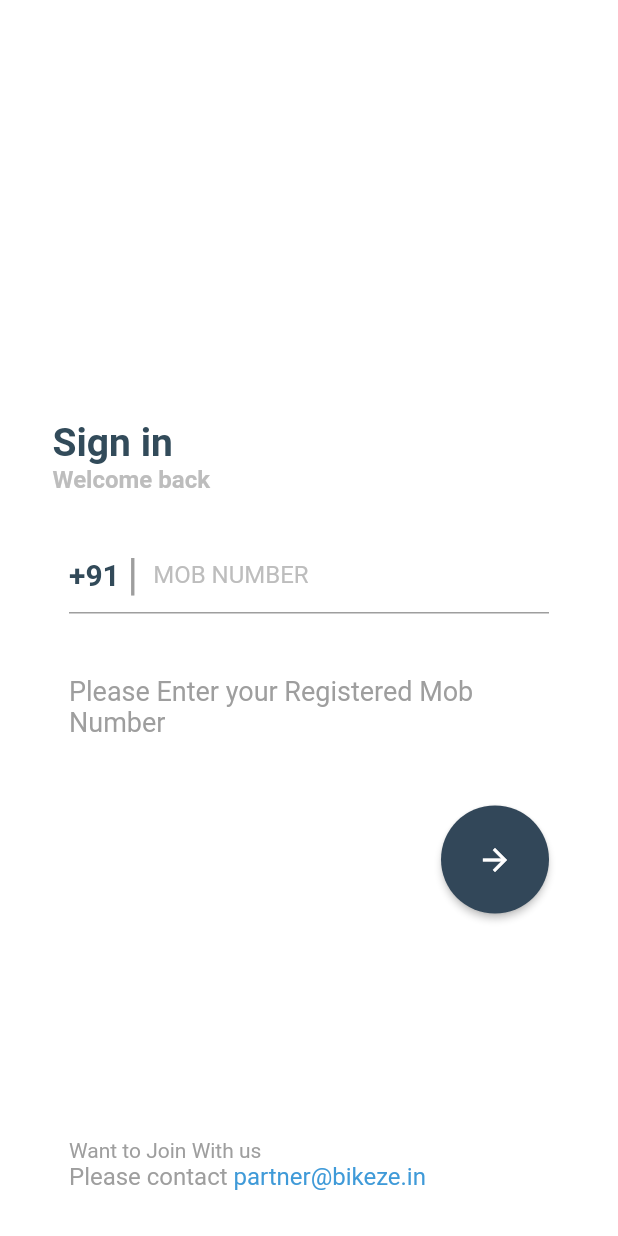
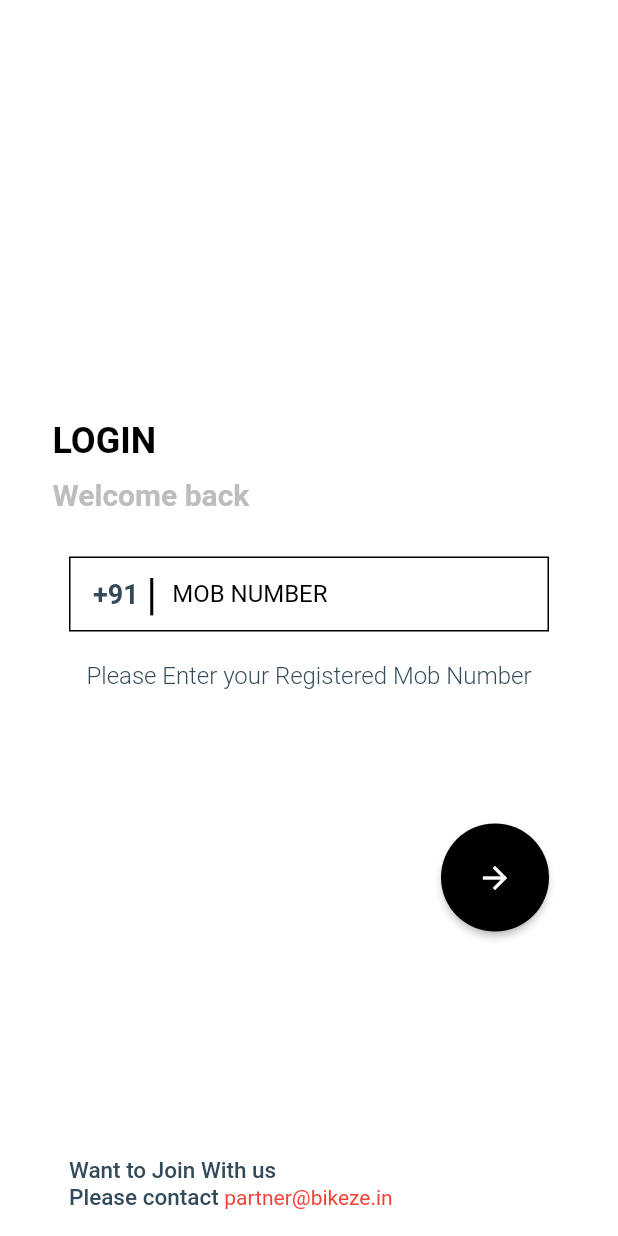
Before and after one commit to josephjw/bikeze, a Flutter app: the screen it shows after launch, on a phone screen of 412 x 824 dp. Run offline on Flutter 3.47's test engine with Material 2 defaults, Android fonts, the phone set to English and light mode, and no system bars; our stand-ins replace connectivity, dio, firebase_core, firebase_messaging, flutter_local_notifications, flutter_otp_text_field and 9 more; missing offline and left inert: dart:ffi, flutter_phone_direct_caller, maps_launcher, multi_image_picker2, slidable_button; accounts and stored records are empty; Roboto replaces fonts that are missing (Poppins).

Commit message:
ui changes

```diff
--- a/lib/screens/loginscreen.dart
+++ b/lib/screens/loginscreen.dart
@@ -138,22 +138,24 @@ class _LoginScreenState extends State<LoginScreen> {
               children: const [
                 SizedBox(width: 35),
                 Text(
-                  "Sign in",
+                  "LOGIN",
                   style: TextStyle(
-                    fontSize: 26,
-                    color: Color(0XFF324b5a),
+                    fontSize: 24,
+                    color: Colors.black,
                     fontFamily: 'Poppins',
                     fontWeight: FontWeight.bold,
                   ),
                 ),
               ],
             ),
+            const SizedBox(height: 10),
+
             Row(
               children: [
                 const SizedBox(width: 35),
                 Text("Welcome back",
                     style: TextStyle(
-                      fontSize: 16,
+                      fontSize: 20,
                       fontFamily: 'Poppins',
                       fontWeight: FontWeight.bold,
                       color: Colors.grey.shade400,
@@ -167,14 +169,19 @@ class _LoginScreenState extends State<LoginScreen> {
               //  color: Colors.yellow,
               child: Column(
                 children: <Widget>[
-                  Row(
+                  Container(
+                    padding: const EdgeInsets.only(left: 15.0),
+                    decoration: BoxDecoration(
+                        border: Border.all(color: Colors.black)
+                    ),
+                    child: Row(
                       children: <Widget>[
                         const Text(
                           "+91",
                           style: const TextStyle(
                               //decoration: TextDecoration.underline,
                               fontWeight: FontWeight.bold,
-                            fontSize: 20,
+                              fontSize: 18,
                               color: const Color(0xff324A59),
                               fontFamily: 'Poppins',
                               decorationColor: Colors.grey),
@@ -184,7 +191,7 @@ class _LoginScreenState extends State<LoginScreen> {
                         ),
                         const Text("|",
                             style: const TextStyle(
-                              color: Colors.grey, fontSize: 30)),
+                                color: Colors.black, fontSize: 30)),
                         const SizedBox(width: 10),
                         Expanded(
                             child: TextFormField(
@@ -195,25 +202,23 @@ class _LoginScreenState extends State<LoginScreen> {
                           decoration: InputDecoration(
                             border: InputBorder.none,
                             hintText: "MOB NUMBER",
-                          hintStyle: TextStyle(color: Colors.grey.shade400),
+                            hintStyle: TextStyle(color: Colors.black),
                           ),
                         ))
                       ],
                     ),
-                  const Divider(
-                    color: Colors.grey,
-                    height: 3,
-                    thickness: 1,
                   ),
+
                   const SizedBox(
-                    height: 40,
+                    height: 20,
                   ),
                   const Expanded(
                       child: const Text(
                     "Please Enter your Registered Mob Number",
                     style: TextStyle(
-                      color: Colors.grey,
-                      fontSize: 18,
+                      color: Color(0XFF324b5a),
+                      fontSize: 16,
+                      fontWeight: FontWeight.w300,
                       fontFamily: 'Poppins',
                     ),
                   )),
@@ -243,7 +248,7 @@ class _LoginScreenState extends State<LoginScreen> {
                         },
                         child: _loading?CircularProgressIndicator(): Icon(Icons.arrow_forward),
                         style: ElevatedButton.styleFrom(
-                          primary: const Color(0xff324759),
+                          primary: Colors.black,
                           shape: const CircleBorder(),
                           padding: const EdgeInsets.all(24),
                         ),
@@ -265,9 +270,10 @@ class _LoginScreenState extends State<LoginScreen> {
                       Text(
                         "Want to Join With us",
                         style: TextStyle(
-                            color: Colors.grey,
+                            color: const Color(0xFF324A59),
                             fontFamily: 'Poppins',
-                            fontSize: 14),
+                            fontWeight: FontWeight.w500,
+                            fontSize: 15),
                       ),
                     ],
                   ),
@@ -275,14 +281,15 @@ class _LoginScreenState extends State<LoginScreen> {
                     children: const [
                       Text("Please contact ",
                           style: TextStyle(
-                              color: Colors.grey,
+                              color: Color(0xFF324A59),
                               fontFamily: 'Poppins',
-                              fontSize: 16)),
+                              fontWeight: FontWeight.w500,
+                              fontSize: 15)),
                       Text("partner@bikeze.in",
                           style: TextStyle(
-                              color: Color(0xFF3F9AD8),
+                              color: Colors.red,
                               fontFamily: 'Poppins',
-                              fontSize: 16))
+                              fontSize: 14))
                     ],
                   )
                 ],
--- a/lib/screens/splashscreen.dart
+++ b/lib/screens/splashscreen.dart
@@ -89,8 +89,8 @@ class SplashScreenState extends State<SplashScreen> {
 
           Center(
             child: Container(
-              // height: 120,
-              width: 300,
+              height: 96,
+              width: 200,
               child: Image.asset(
                 "assets/images/logo.png",
                 fit: BoxFit.fill,
```
Also changed, not shown: lib/screens/detailscreen.dart (+23 -33 lines), lib/screens/homescreen.dart (+58 -62 lines), lib/screens/otpscreen.dart (+10 -9 lines), lib/screens/profilescreen.dart (+27 -35 lines), assets/images/Edit.png (added), assets/images/Location.png (added), assets/images/Message.png (added), assets/images/Profile.png (added), assets/images/Vector.png (added). Lines whose indentation alone changed are shown as unchanged.
